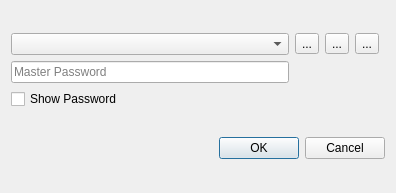
xaprier/qt-password-manager, file design/LoginDialog.ui: the form before one commit.
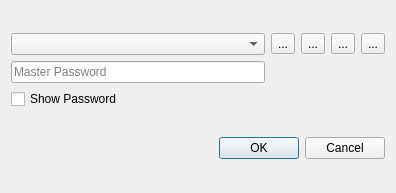
The form after the commit. Icons and pictures are not drawn.

Commit message: Added feature of setting data directory Complete https://github.com/xaprier/qt-password-manager/issues/3

The edit to the form file:
```diff
--- a/design/LoginDialog.ui
+++ b/design/LoginDialog.ui
@@ -95,6 +95,20 @@
        </property>
       </widget>
      </item>
+     <item row="0" column="4">
+      <widget class="QToolButton" name="updateDataDirButton">
+       <property name="toolTip">
+        <string>Add/Update/Delete Data Directories to search Encrypted Files</string>
+       </property>
+       <property name="text">
+        <string>...</string>
+       </property>
+       <property name="icon">
+        <iconset resource="../assets/icons.qrc">
+         <normaloff>:/icons/update.svg</normaloff>:/icons/update.svg</iconset>
+       </property>
+      </widget>
+     </item>
     </layout>
    </item>
    <item row="1" column="0">
```
Left out of the diff: 17 changed lines with no effect on the pictures. The commit also changes 22 other files.
